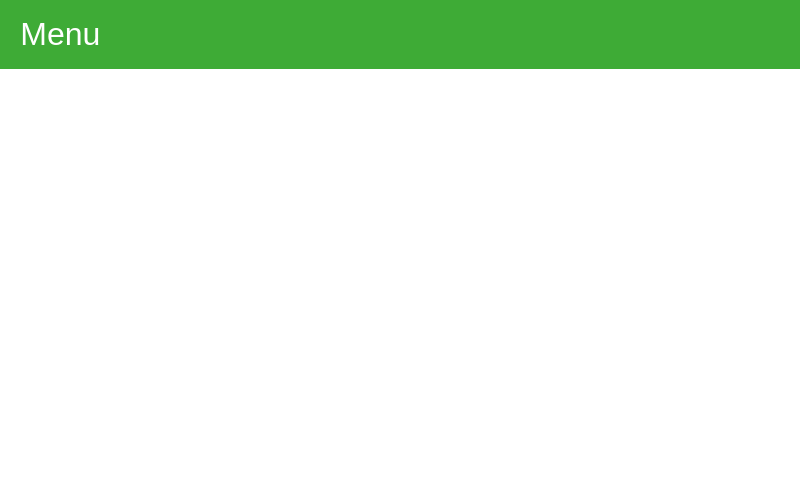
The window that HacktonDemo/mainwindow.ui (CABLodam/hackathon) describes before a commit, drawn with Qt 5.
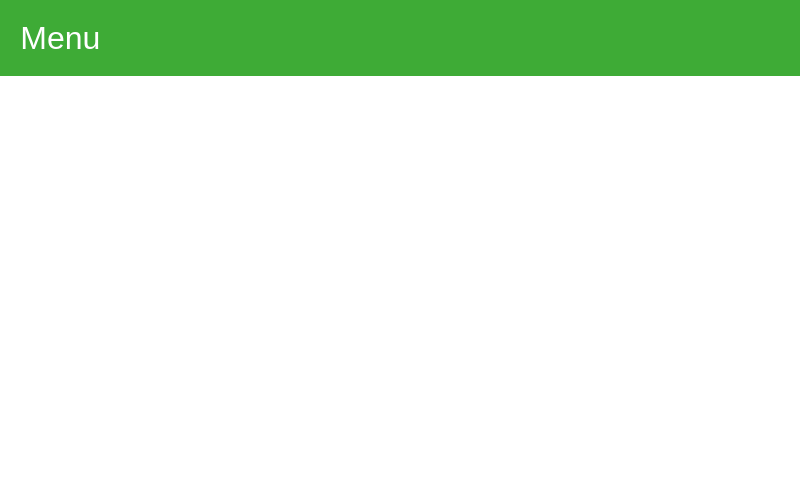
The same window after the commit. Icons and pictures are not drawn.

Diff of the .ui file:
```diff
--- a/HacktonDemo/mainwindow.ui
+++ b/HacktonDemo/mainwindow.ui
@@ -97,7 +97,7 @@
            <number>0</number>
           </property>
           <property name="leftMargin">
-           <number>20</number>
+           <number>0</number>
           </property>
           <property name="topMargin">
            <number>0</number>
@@ -111,7 +111,7 @@
           <item>
            <widget class="QPushButton" name="pushButton">
             <property name="styleSheet">
-             <string notr="true">border:none;font-size:24pt;color:#FFF;</string>
+             <string notr="true">border:none;font-size:24pt;color:#FFF;padding:20px;</string>
             </property>
             <property name="text">
              <string>Menu</string>
```
Left out of the diff: 2 changed lines with no effect on the pictures.
